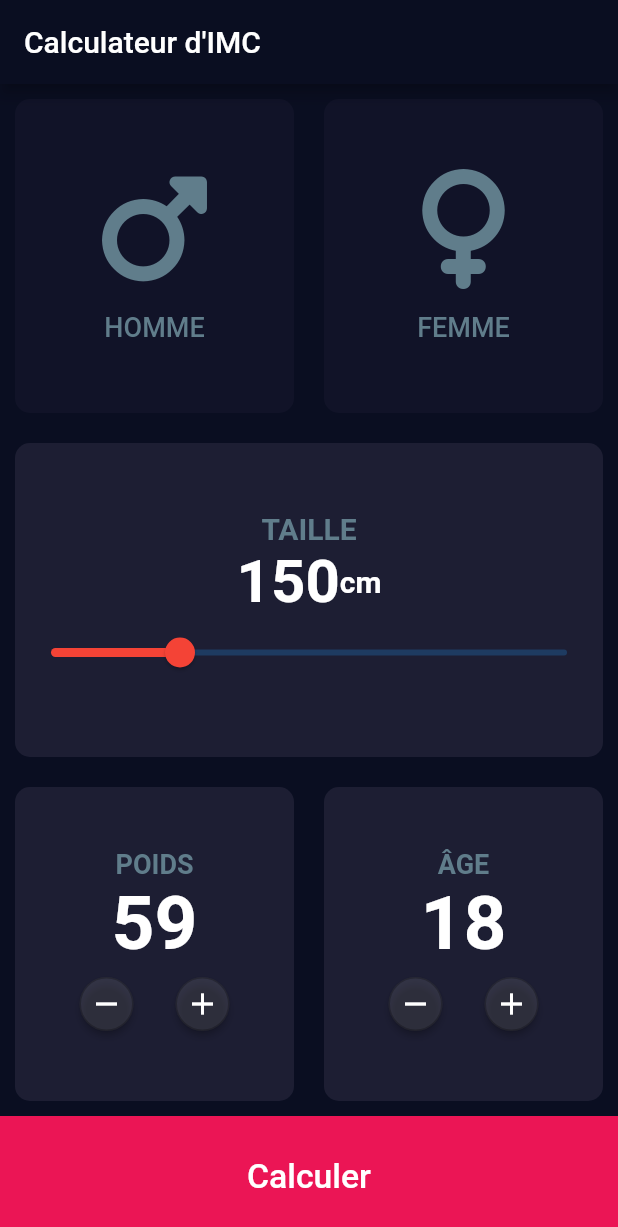
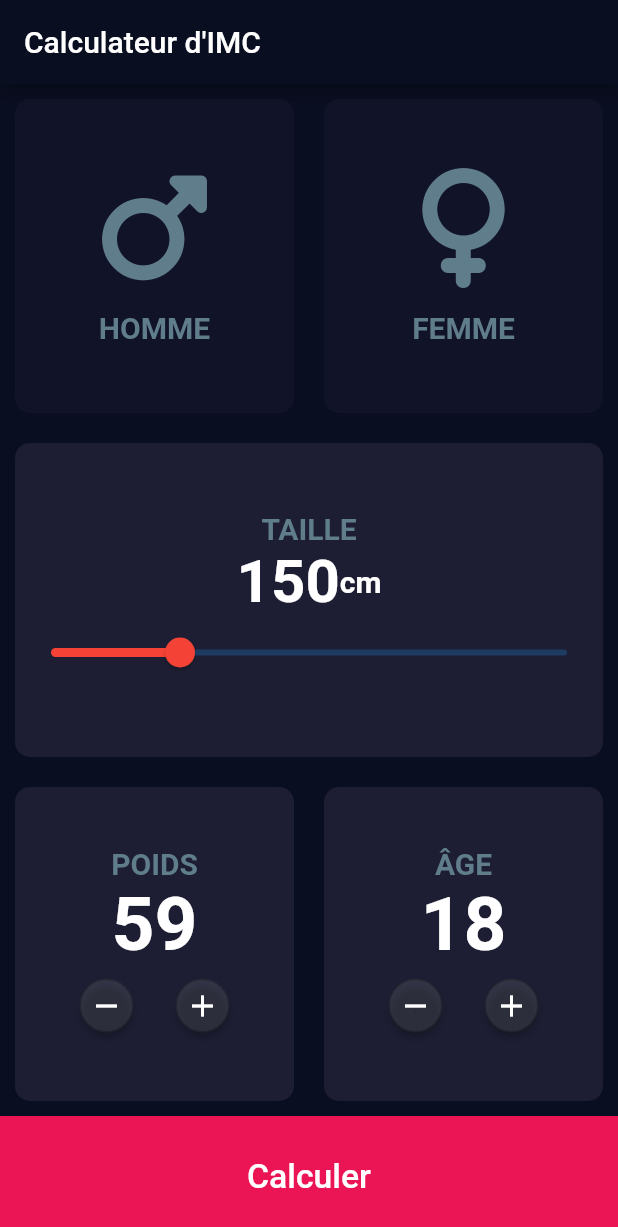
Before and after one commit to ApachaiZ/udemy_bmi_calculator, a Flutter app: the screen it shows after launch, after a tap on the "remove" icon, on a phone screen of 412 x 824 dp. Shown: the top 1227 px of the screen. Run offline on Flutter 3.47's test engine with Material 2 defaults, Android fonts, the phone set to English and light mode, and no system bars; our stand-ins replace font_awesome_flutter, rflutter_alert.

Commit message:
add a constants file to store const

```diff
--- /dev/null
+++ b/lib/constants.dart
@@ -0,0 +1,16 @@
+import 'package:flutter/material.dart';
+
+const Color activeTileColor = Color(0xFF1D1E33);
+const Color inactiveTileColor = Color(0xFF111328);
+const Color bottomButtonColor = Color(0xFFEB1555);
+const Color activeCardColor = Colors.white;
+const Color inactiveCardColor = Colors.blueGrey;
+
+const Color inactiveCardBackgroundColor = Color(0xFF1D1E33);
+
+const labelText = TextStyle(
+    fontWeight: FontWeight.bold,
+    fontSize: 20.0,
+    color: Colors.blueGrey);
+
+enum Gender { male, female, none }
--- a/lib/widgets/bottom_button.dart
+++ b/lib/widgets/bottom_button.dart
@@ -1,6 +1,6 @@
 import 'package:flutter/material.dart';
 import 'package:rflutter_alert/rflutter_alert.dart';
-import 'package:udemy_bmi_calculator/widgets/input_page.dart';
+import 'package:udemy_bmi_calculator/constants.dart';
 
 class BottomButton extends StatelessWidget {
   const BottomButton({
@@ -32,7 +32,9 @@ class BottomButton extends StatelessWidget {
             ),
           ],
           context: context,
-          title: (double.parse(calculateBMI()) <= 25) ? ("Vous avez une corpulence normale") : ("Vous êtes en surpoids"),
+          title: (double.parse(calculateBMI()) <= 25)
+              ? ("Vous avez une corpulence normale")
+              : ("Vous êtes en surpoids"),
           desc: "Votre IMC est de ${calculateBMI()}",
         ).show();
       },
--- a/lib/widgets/gender_card.dart
+++ b/lib/widgets/gender_card.dart
@@ -1,4 +1,5 @@
 import 'package:flutter/material.dart';
+import 'package:udemy_bmi_calculator/constants.dart';
 
 class GenderCard extends StatelessWidget {
   const GenderCard({
@@ -27,10 +28,7 @@ class GenderCard extends StatelessWidget {
         ),
         Text(
           gender,
-          style: const TextStyle(
-            fontSize: 18.0,
-            color: Colors.blueGrey,
-          ),
+          style: labelText,
         ),
       ],
     );
--- a/lib/widgets/input_page.dart
+++ b/lib/widgets/input_page.dart
@@ -1,19 +1,10 @@
 import 'package:flutter/material.dart';
+import 'package:udemy_bmi_calculator/constants.dart';
 import 'package:udemy_bmi_calculator/widgets/bottom_button.dart';
 import 'package:udemy_bmi_calculator/widgets/gender_card.dart';
 import 'package:udemy_bmi_calculator/widgets/reusable_card_background.dart';
 import 'package:font_awesome_flutter/font_awesome_flutter.dart';
 import 'package:udemy_bmi_calculator/widgets/weight_age_card.dart';
-
-enum Gender { male, female, none }
-
-const Color activeTileColor = Color(0xFF1D1E33);
-const Color inactiveTileColor = Color(0xFF111328);
-const Color bottomButtonColor = Color(0xFFEB1555);
-const Color activeCardColor = Colors.white;
-const Color inactiveCardColor = Colors.blueGrey;
-
-const Color inactiveCardBackgroundColor = Color(0xFF1D1E33);
 
 class InputPage extends StatefulWidget {
   const InputPage({Key? key}) : super(key: key);
@@ -23,11 +14,6 @@ class InputPage extends StatefulWidget {
 }
 
 class InputPageState extends State<InputPage> {
-  Color maleBackgroundCardColor = inactiveTileColor;
-  Color femaleBackgroundCardColor = inactiveTileColor;
-
-  Color maleCardColor = inactiveCardColor;
-  Color femaleCardColor = inactiveCardColor;
   double height = 150;
   int weight = 60;
   int age = 18;
@@ -132,10 +118,7 @@ class InputPageState extends State<InputPage> {
                   children: [
                     const Text(
                       "TAILLE",
-                      style: TextStyle(
-                          fontWeight: FontWeight.bold,
-                          fontSize: 20.0,
-                          color: Colors.blueGrey),
+                      style: labelText,
                     ),
                     Row(
                       mainAxisAlignment: MainAxisAlignment.center,
--- a/lib/widgets/weight_age_card.dart
+++ b/lib/widgets/weight_age_card.dart
@@ -1,4 +1,5 @@
 import 'package:flutter/material.dart';
+import 'package:udemy_bmi_calculator/constants.dart';
 
 class WeightAgeCard extends StatefulWidget {
   const WeightAgeCard({
@@ -24,11 +25,7 @@ class WeightAgeCardState extends State<WeightAgeCard> {
       children: [
         Text(
           widget.type ? "POIDS" : "ÂGE",
-          style: const TextStyle(
-            color: Colors.blueGrey,
-            fontWeight: FontWeight.bold,
-            fontSize: 18.0,
-          ),
+          style: labelText,
         ),
         Text(
           "${widget.value}",
```
Also changed, not shown: 1 other file.
